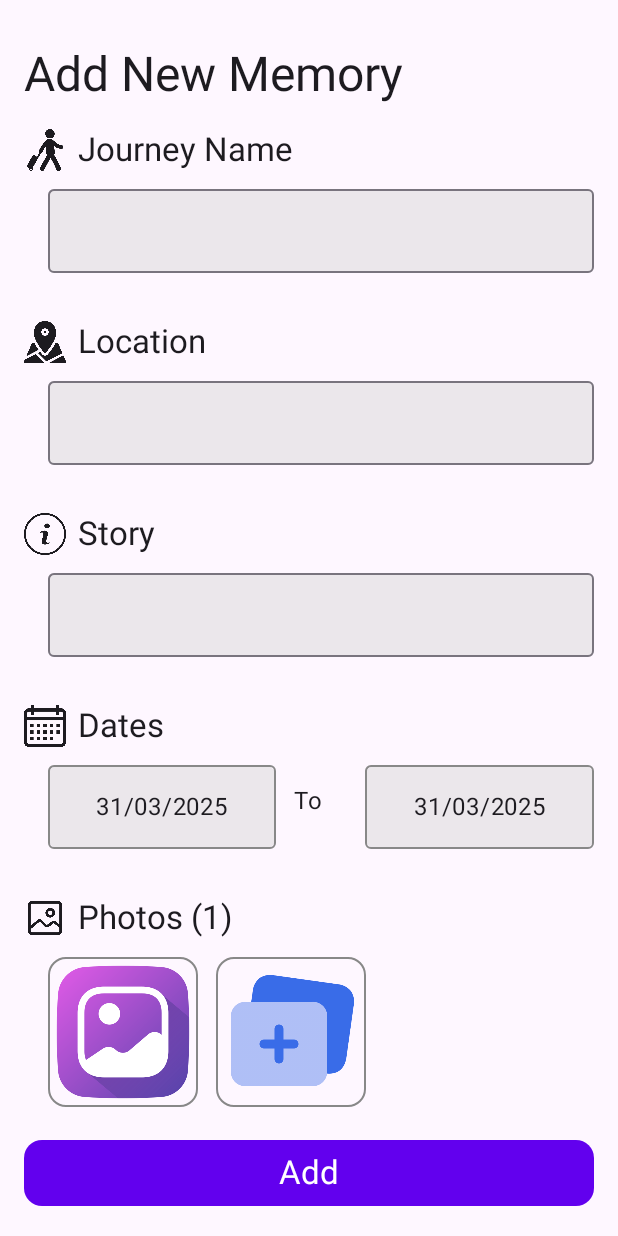
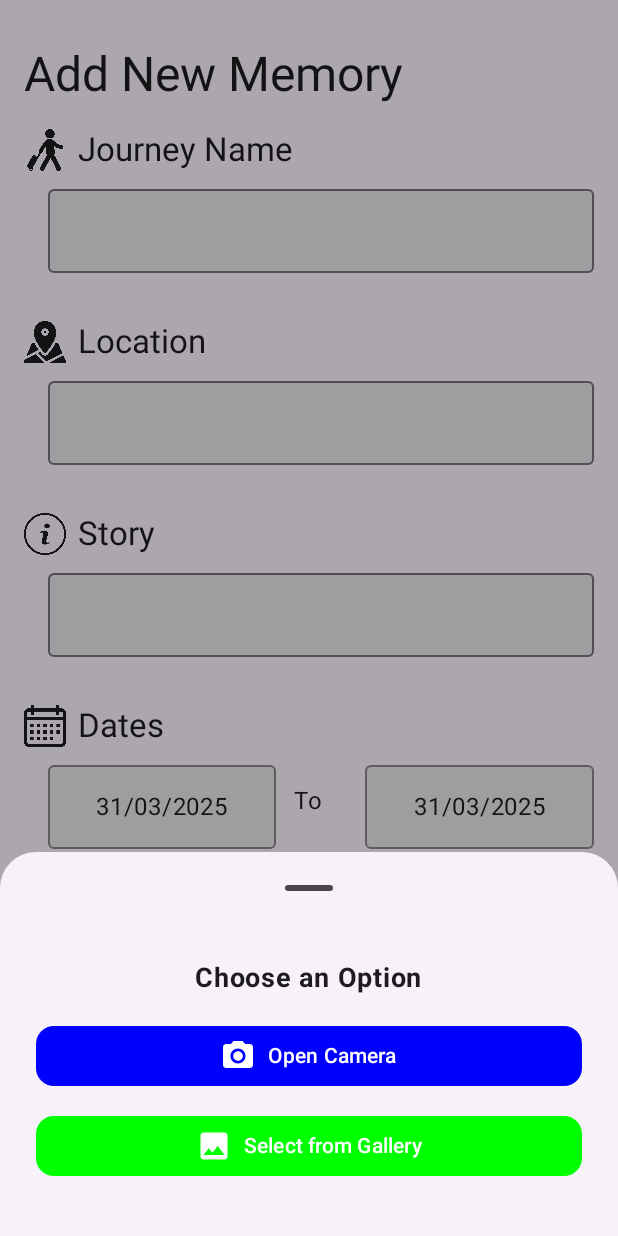
Before and after one commit to nandini224/s3463726, an Android app built with Jetpack Compose: the JournalScreen screen opened through its navigation route, after a tap on "image", on a phone screen of 412 x 824 dp. Run offline under Robolectric (Android 15) with nearby library versions, the phone set to English and light mode, and no system bars; our stand-ins replace Dagger/Hilt's generated code, Firebase (no records; nobody signed in at launch, a user with empty details on screens opened directly).

Commit message:
Gallery and camera

```diff
--- a/app/build.gradle.kts
+++ b/app/build.gradle.kts
@@ -65,6 +65,8 @@ dependencies {
     implementation("com.google.firebase:firebase-auth")
     implementation("com.google.firebase:firebase-firestore-ktx")
 
+    implementation("io.coil-kt:coil-compose:2.5.0")
+
     testImplementation(libs.junit)
     androidTestImplementation(libs.androidx.junit)
     androidTestImplementation(libs.androidx.espresso.core)
--- a/app/src/main/java/uk/ac/tees/mad/journeysnap/ui/components/ImageContainer.kt
+++ b/app/src/main/java/uk/ac/tees/mad/journeysnap/ui/components/ImageContainer.kt
@@ -1,6 +1,6 @@
 package uk.ac.tees.mad.journeysnap.ui.components
 
-import androidx.compose.foundation.Image
+import android.net.Uri
 import androidx.compose.foundation.border
 import androidx.compose.foundation.layout.Box
 import androidx.compose.foundation.layout.padding
@@ -11,20 +11,20 @@ import androidx.compose.ui.Alignment
 import androidx.compose.ui.Modifier
 import androidx.compose.ui.graphics.Color
 import androidx.compose.ui.layout.ContentScale
-import androidx.compose.ui.res.painterResource
 import androidx.compose.ui.unit.dp
+import coil.compose.AsyncImage
 
 @Composable
-fun ImageContainer(image:Int,modifier: Modifier = Modifier) {
+fun ImageContainer(uri:Uri,modifier: Modifier = Modifier) {
     Box(contentAlignment = Alignment.Center,
         modifier = modifier
             .padding(end = 12.dp)
         .size(100.dp)
         .border(1.dp, Color.Gray, RoundedCornerShape(12.dp))
-        .padding(2.dp)
+        .padding(8.dp)
     ){
-        Image(
-            painter = painterResource(image),
+        AsyncImage(
+            model = uri,
             contentDescription = "image",
             contentScale = ContentScale.Crop
         )
--- a/app/src/main/java/uk/ac/tees/mad/journeysnap/ui/screen/journal/JournalScreen.kt
+++ b/app/src/main/java/uk/ac/tees/mad/journeysnap/ui/screen/journal/JournalScreen.kt
@@ -1,29 +1,46 @@
 package uk.ac.tees.mad.journeysnap.ui.screen.journal
 
+import android.Manifest
+import android.content.pm.PackageManager
+import android.widget.Toast
+import androidx.activity.compose.rememberLauncherForActivityResult
+import androidx.activity.result.contract.ActivityResultContracts
+import androidx.activity.result.launch
+import androidx.compose.foundation.Image
 import androidx.compose.foundation.background
 import androidx.compose.foundation.border
 import androidx.compose.foundation.clickable
 import androidx.compose.foundation.layout.Box
 import androidx.compose.foundation.layout.Column
 import androidx.compose.foundation.layout.Row
+import androidx.compose.foundation.layout.Spacer
 import androidx.compose.foundation.layout.fillMaxSize
 import androidx.compose.foundation.layout.fillMaxWidth
+import androidx.compose.foundation.layout.height
 import androidx.compose.foundation.layout.padding
+import androidx.compose.foundation.layout.size
+import androidx.compose.foundation.layout.width
 import androidx.compose.foundation.lazy.LazyRow
+import androidx.compose.foundation.lazy.items
 import androidx.compose.foundation.shape.RoundedCornerShape
+import androidx.compose.material3.Button
 import androidx.compose.material3.ButtonDefaults
 import androidx.compose.material3.DatePicker
 import androidx.compose.material3.DatePickerDialog
 import androidx.compose.material3.ExperimentalMaterial3Api
+import androidx.compose.material3.Icon
 import androidx.compose.material3.MaterialTheme
+import androidx.compose.material3.ModalBottomSheet
 import androidx.compose.material3.OutlinedTextField
 import androidx.compose.material3.OutlinedTextFieldDefaults
 import androidx.compose.material3.Scaffold
 import androidx.compose.material3.Text
 import androidx.compose.material3.TextButton
 import androidx.compose.material3.rememberDatePickerState
+import androidx.compose.material3.rememberModalBottomSheetState
 import androidx.compose.runtime.Composable
 import androidx.compose.runtime.LaunchedEffect
+import androidx.compose.runtime.collectAsState
 import androidx.compose.runtime.getValue
 import androidx.compose.runtime.mutableIntStateOf
 import androidx.compose.runtime.mutableStateOf
@@ -32,28 +49,63 @@ import androidx.compose.runtime.setValue
 import androidx.compose.ui.Alignment
 import androidx.compose.ui.Modifier
 import androidx.compose.ui.graphics.Color
+import androidx.compose.ui.graphics.vector.ImageVector
+import androidx.compose.ui.layout.ContentScale
 import androidx.compose.ui.platform.LocalContext
+import androidx.compose.ui.res.painterResource
+import androidx.compose.ui.res.vectorResource
+import androidx.compose.ui.text.font.FontWeight
 import androidx.compose.ui.unit.dp
+import androidx.compose.ui.unit.sp
+import androidx.core.content.ContextCompat
+import androidx.hilt.navigation.compose.hiltViewModel
 import uk.ac.tees.mad.journeysnap.R
 import uk.ac.tees.mad.journeysnap.ui.components.HeadingContainer
 import uk.ac.tees.mad.journeysnap.ui.components.ImageContainer
+import uk.ac.tees.mad.journeysnap.utils.Utils.saveBitmapToCache
 import java.text.SimpleDateFormat
 import java.util.Date
 import java.util.Locale
 
 @OptIn(ExperimentalMaterial3Api::class)
 @Composable
-fun JournalScreen() {
+fun JournalScreen(viewModel: JournalViewModel = hiltViewModel()) {
     var name by remember { mutableStateOf("") }
     var story by remember { mutableStateOf("") }
     val currentDate = SimpleDateFormat("dd/MM/yyyy", Locale.getDefault()).format(Date(System.currentTimeMillis()))
     var startDate by remember { mutableStateOf(currentDate) }
     var endDate by remember { mutableStateOf(currentDate) }
     var location by remember { mutableStateOf("") }
-    var imageCount by remember { mutableIntStateOf(0) }
+    val imageList by viewModel.imageList.collectAsState()
     var showDatePicker by remember { mutableStateOf(false) }
     var dateState by remember { mutableIntStateOf(0) }
+    var showSheet by remember { mutableStateOf(false) }
+    val sheetState = rememberModalBottomSheetState()
+
     val context = LocalContext.current
+
+    val permissionLauncher = rememberLauncherForActivityResult(
+        contract = ActivityResultContracts.RequestPermission()
+    ) { isGranted ->
+        if (!isGranted) {
+            Toast.makeText(context, "Permission Denied", Toast.LENGTH_SHORT).show()
+        }
+    }
+    val cameraLauncher = rememberLauncherForActivityResult(
+        contract = ActivityResultContracts.TakePicturePreview()
+    ) { bitmap ->
+        if (bitmap != null) {
+            val uri = saveBitmapToCache(context, bitmap)
+            viewModel.addImage(uri)
+        }
+    }
+
+    val galleryLauncher = rememberLauncherForActivityResult(
+        contract = ActivityResultContracts.GetMultipleContents()
+    ) { uris ->
+        viewModel.addImage(uris)
+    }
+
     Scaffold(
         topBar = {
             Text(
@@ -163,20 +215,32 @@ fun JournalScreen() {
                     }
                 }
                 HeadingContainer(
-                    title = "Photos ($imageCount)",
+                    title = "Photos (${imageList.size})",
                     icon = R.drawable.image,
                     modifier = Modifier.padding(top = 32.dp)
                 ) {
                     LazyRow(modifier = Modifier.padding(start = 16.dp)) {
-                        items(imageCount) {
-                            ImageContainer(R.drawable.app_logo)
+
+                        items(imageList) {uri->
+                            ImageContainer(uri)
                         }
                         item {
-                            ImageContainer(R.drawable.add_image,
-                                modifier = Modifier.clickable {
-                                    imageCount++
-                                }
-                            )
+                            Box(contentAlignment = Alignment.Center,
+                                modifier = Modifier
+                                    .padding(end = 12.dp)
+                                    .size(100.dp)
+                                    .border(1.dp, Color.Gray, RoundedCornerShape(12.dp))
+                                    .padding(2.dp)
+                                    .clickable {
+                                        showSheet = true
+                                    }
+                            ){
+                                Image(
+                                    painter = painterResource(R.drawable.add_image),
+                                    contentDescription = "image",
+                                    contentScale = ContentScale.Crop
+                                )
+                            }
                         }
                     }
                 }
@@ -228,4 +292,63 @@ fun JournalScreen() {
             }
         }
     }
+
+    if (showSheet) {
+        ModalBottomSheet(
+            onDismissRequest = { showSheet = false },
+            sheetState = sheetState,
+            shape = RoundedCornerShape(topStart = 24.dp, topEnd = 24.dp)
+        ) {
+            Column(
+                modifier = Modifier
+                    .fillMaxWidth()
+                    .padding(24.dp),
+                horizontalAlignment = Alignment.CenterHorizontally
+            ) {
+                Text(text = "Choose an Option", fontSize = 18.sp, fontWeight = FontWeight.Bold)
+
+                Spacer(modifier = Modifier.height(16.dp))
+
+                Button(
+                    onClick = {
+                        showSheet = false
+                        if (ContextCompat.checkSelfPermission(context, Manifest.permission.CAMERA) != PackageManager.PERMISSION_GRANTED) {
+                            permissionLauncher.launch(Manifest.permission.CAMERA)
+                        } else {
+                            cameraLauncher.launch()
+                        }
+                    },
+                    modifier = Modifier.fillMaxWidth(),
+                    colors = ButtonDefaults.buttonColors(containerColor = Color.Blue),
+                    shape = RoundedCornerShape(12.dp)
+                ) {
+                    Icon(imageVector = ImageVector.vectorResource(R.drawable.baseline_camera_alt_24),
+                        contentDescription = "Camera", tint = Color.White)
+                    Spacer(modifier = Modifier.width(8.dp))
+                    Text("Open Camera", color = Color.White)
+                }
+
+                Spacer(modifier = Modifier.height(12.dp))
+
+                // Gallery Button
+                Button(
+                    onClick = {
+                        showSheet = false
+                        galleryLauncher.launch("image/*")
+                    },
+                    modifier = Modifier.fillMaxWidth(),
+                    colors = ButtonDefaults.buttonColors(containerColor = Color.Green),
+                    shape = RoundedCornerShape(12.dp)
+                ) {
+                    Icon(
+                        imageVector = ImageVector.vectorResource(R.drawable.baseline_photo_24),
+                        contentDescription = "Gallery", tint = Color.White)
+                    Spacer(modifier = Modifier.width(8.dp))
+                    Text("Select from Gallery", color = Color.White)
+                }
+
+                Spacer(modifier = Modifier.height(12.dp))
+            }
+        }
+    }
 }
--- /dev/null
+++ b/app/src/main/java/uk/ac/tees/mad/journeysnap/ui/screen/journal/JournalViewModel.kt
@@ -0,0 +1,22 @@
+package uk.ac.tees.mad.journeysnap.ui.screen.journal
+
+import android.net.Uri
+import androidx.lifecycle.ViewModel
+import dagger.hilt.android.lifecycle.HiltViewModel
+import kotlinx.coroutines.flow.MutableStateFlow
+import kotlinx.coroutines.flow.StateFlow
+import javax.inject.Inject
+
+@HiltViewModel
+class JournalViewModel @Inject constructor():ViewModel() {
+    private val _imageList = MutableStateFlow(emptyList<Uri>())
+    val imageList:StateFlow<List<Uri>> get() = _imageList
+
+    fun addImage(uri:Uri){
+        _imageList.value = _imageList.value.toMutableList().apply { add(uri) }
+    }
+
+    fun addImage(uris:List<Uri>){
+        _imageList.value = _imageList.value.toMutableList().apply { addAll(uris) }
+    }
+}
--- /dev/null
+++ b/app/src/main/res/drawable/baseline_camera_alt_24.xml
@@ -0,0 +1,7 @@
+<vector xmlns:android="http://schemas.android.com/apk/res/android" android:height="24dp" android:tint="#000000" android:viewportHeight="24" android:viewportWidth="24" android:width="24dp">
+
+    <path android:fillColor="@android:color/white" android:pathData="M12,12m-3.2,0a3.2,3.2 0,1 1,6.4 0a3.2,3.2 0,1 1,-6.4 0"/>
+
+    <path android:fillColor="@android:color/white" android:pathData="M9,2L7.17,4L4,4c-1.1,0 -2,0.9 -2,2v12c0,1.1 0.9,2 2,2h16c1.1,0 2,-0.9 2,-2L22,6c0,-1.1 -0.9,-2 -2,-2h-3.17L15,2L9,2zM12,17c-2.76,0 -5,-2.24 -5,-5s2.24,-5 5,-5 5,2.24 5,5 -2.24,5 -5,5z"/>
+
+</vector>
--- /dev/null
+++ b/app/src/main/res/drawable/baseline_photo_24.xml
@@ -0,0 +1,5 @@
+<vector xmlns:android="http://schemas.android.com/apk/res/android" android:height="24dp" android:tint="#000000" android:viewportHeight="24" android:viewportWidth="24" android:width="24dp">
+
+    <path android:fillColor="@android:color/white" android:pathData="M21,19V5c0,-1.1 -0.9,-2 -2,-2H5c-1.1,0 -2,0.9 -2,2v14c0,1.1 0.9,2 2,2h14c1.1,0 2,-0.9 2,-2zM8.5,13.5l2.5,3.01L14.5,12l4.5,6H5l3.5,-4.5z"/>
+
+</vector>
--- /dev/null
+++ b/app/src/main/res/xml/file_paths.xml
@@ -0,0 +1,3 @@
+<paths>
+    <cache-path name="images" path="." />
+</paths>
```
Also changed, not shown: app/src/main/AndroidManifest.xml (+17 -0 lines), app/src/main/java/uk/ac/tees/mad/journeysnap/utils/Utils.kt (added, +15 -0 lines).
